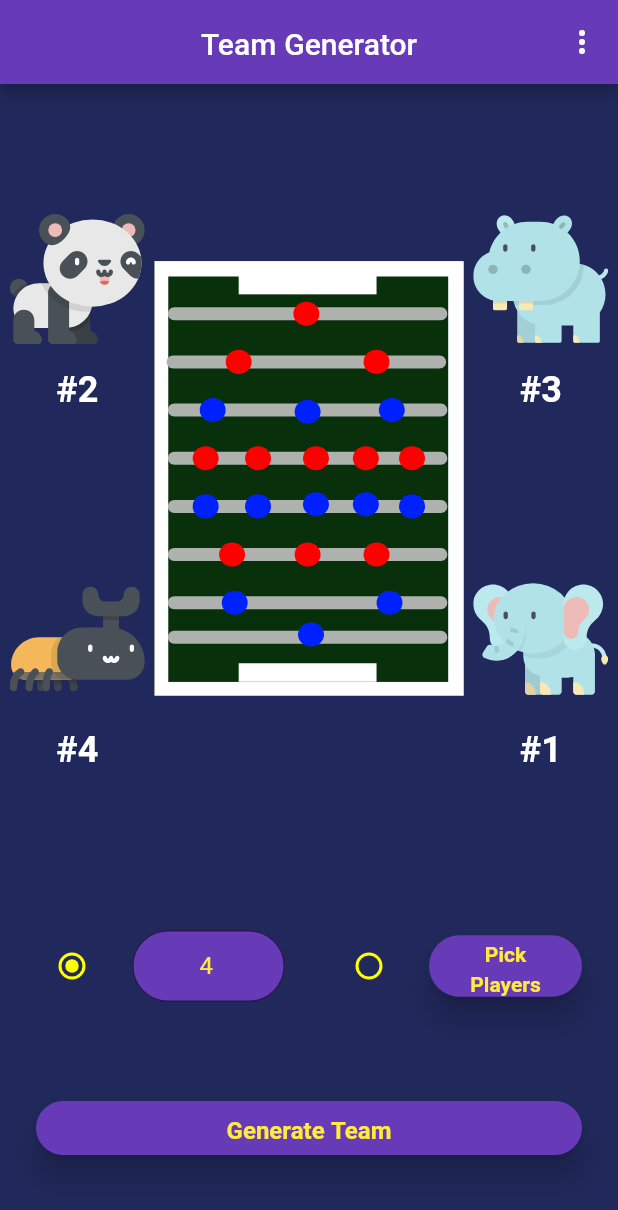
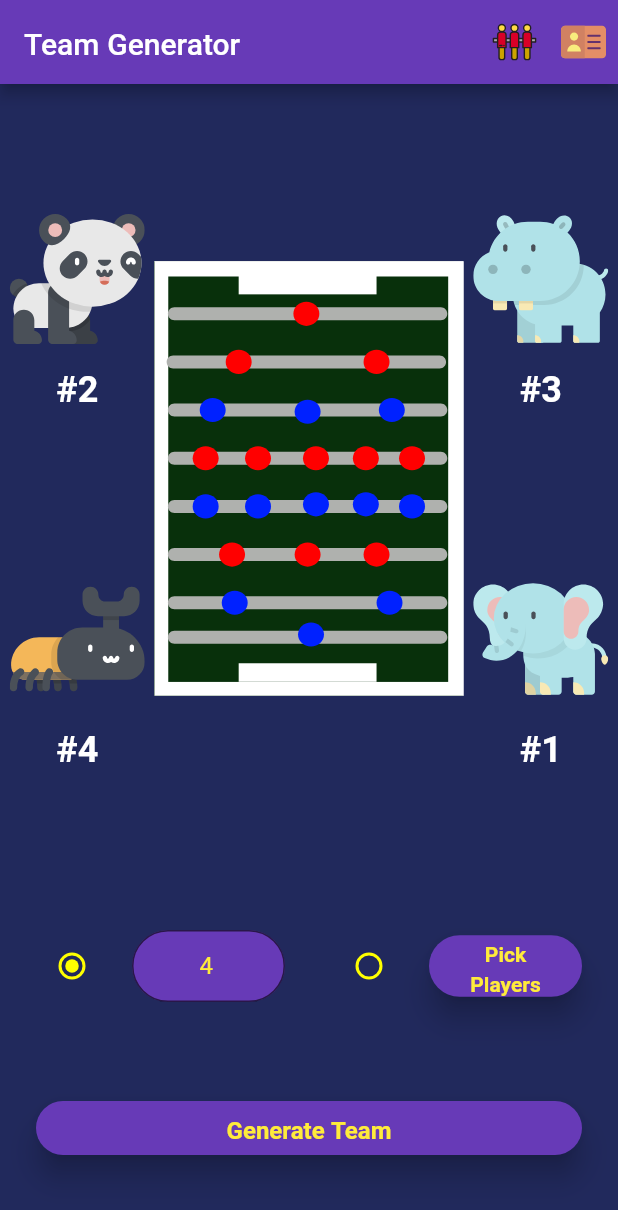
Before and after one commit to Eduard-Dumitrescu/Foosball-Shuffler, a Flutter app: the screen it shows after launch, on a phone screen of 412 x 824 dp. Shown: the top 1210 px of the screen. Run offline on Flutter 3.47's test engine with Material 2 defaults, Android fonts, the phone set to English and light mode, and no system bars; our stand-ins replace flutter_keyboard_visibility, flutter_svg, google_fonts, shared_preferences; missing offline and left inert: flutter_device_type.

Commit message:
replaced options menu with icons in appBar

```diff
--- a/lib/ui/contact_page.dart
+++ b/lib/ui/contact_page.dart
@@ -48,7 +48,7 @@ class ContactPage extends StatelessWidget {
             Flexible(
               flex: 1,
               child: Text(
-                "Icons made by Freepik from www.flaticon.com",
+                "Icons made by Freepik from www.flaticon.com \n Icons made by xnimrodx from www.flaticon.com \n Icons made by Icongeek26 from www.flaticon.com",
                 textAlign: TextAlign.center,
                 style: TextStyle(fontSize: 16),
               ),
--- a/lib/ui/home_page.dart
+++ b/lib/ui/home_page.dart
@@ -43,23 +43,6 @@ class _HomePageState extends State<HomePage> {
     );
   }
 
-  void _selectChoice(String value) {
-    switch (value) {
-      case "Players Page":
-        {
-          Navigator.pushNamed(context, '/players');
-        }
-        break;
-      case "Contact":
-        {
-          Navigator.pushNamed(context, '/contact');
-        }
-        break;
-    }
-  }
-
-  static List<String> _choices = ["Players Page", "Contact"];
-
   _showPlayersDialog() async {
     await showDialog(
         context: context,
@@ -83,23 +66,24 @@ class _HomePageState extends State<HomePage> {
   Widget _appBar() {
     return AppBar(
       title: Text(widget.title),
-      centerTitle: true,
       actions: <Widget>[
-        PopupMenuButton<String>(
-          color: Color(0xff21295C),
-          onSelected: _selectChoice,
-          itemBuilder: (BuildContext context) {
-            return _choices.map((choice) {
-              return PopupMenuItem<String>(
-                value: choice,
-                child: Row(
-                  children: <Widget>[
-                    Text(choice),
-                  ],
-                ),
-              );
-            }).toList();
-          },
+        InkWell(
+          onTap: () async => Navigator.pushNamed(context, '/players'),
+          child: Padding(
+            padding: const EdgeInsets.all(8.0),
+            child: AspectRatio(
+                aspectRatio: 3.0 / 4.0,
+                child: SvgPicture.asset("assets/playerSettings.svg")),
+          ),
+        ),
+        InkWell(
+          onTap: () async => Navigator.pushNamed(context, '/contact'),
+          child: Padding(
+            padding: const EdgeInsets.all(8.0),
+            child: AspectRatio(
+                aspectRatio: 3.0 / 4.0,
+                child: SvgPicture.asset("assets/contact.svg")),
+          ),
         ),
       ],
     );
```
Also changed, not shown: assets/contact.svg (added), assets/playerSettings.svg (added).
